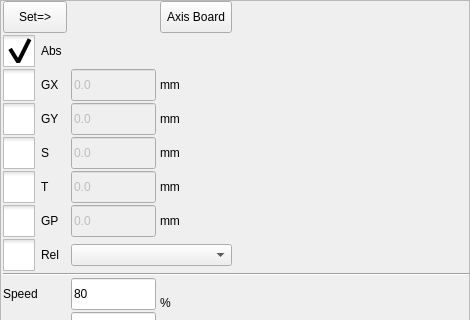
Before: the Qt Designer form hcinstruction/actionsettingframe_8.ui in GaussCheng/2-5AxisPunch, drawn with Qt 5; both pictures show x 0 to 470 and y 0 to 320 of the 470 by 688 pixel window.
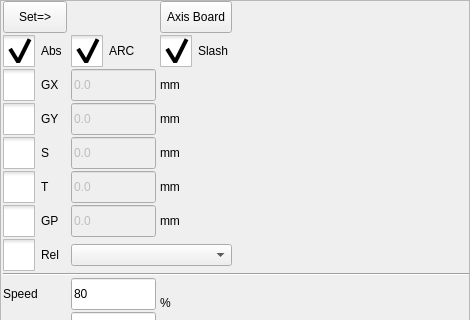
After: the same form once the commit is applied. Icons and pictures are not drawn. Custom widgets are drawn as their Qt base class.

Patch:
```diff
--- a/hcinstruction/actionsettingframe_8.ui
+++ b/hcinstruction/actionsettingframe_8.ui
@@ -657,6 +657,82 @@
      </property>
     </widget>
    </item>
+   <item row="1" column="1">
+    <widget class="QCheckBox" name="arcBox">
+     <property name="styleSheet">
+      <string notr="true">::indicator {
+     width: 32px;
+     height: 32px;
+ }
+
+::indicator:unchecked 
+{
+     image: url(:/resource/check_unchecked.png);
+ }
+::indicator:checked 
+{
+     image: url(:/resource/check_checked.png);
+ }
+
+::indicator:checked:disabled
+{
+ image: url(:/resource/check_checked_disable.png);
+}
+
+::indicator:unchecked:disabled
+{
+ image: url(:/resource/check_unchecked_disable.png);
+}</string>
+     </property>
+     <property name="text">
+      <string>ARC</string>
+     </property>
+     <property name="checkable">
+      <bool>true</bool>
+     </property>
+     <property name="checked">
+      <bool>true</bool>
+     </property>
+    </widget>
+   </item>
+   <item row="1" column="2">
+    <widget class="QCheckBox" name="slashBox">
+     <property name="styleSheet">
+      <string notr="true">::indicator {
+     width: 32px;
+     height: 32px;
+ }
+
+::indicator:unchecked 
+{
+     image: url(:/resource/check_unchecked.png);
+ }
+::indicator:checked 
+{
+     image: url(:/resource/check_checked.png);
+ }
+
+::indicator:checked:disabled
+{
+ image: url(:/resource/check_checked_disable.png);
+}
+
+::indicator:unchecked:disabled
+{
+ image: url(:/resource/check_unchecked_disable.png);
+}</string>
+     </property>
+     <property name="text">
+      <string>Slash</string>
+     </property>
+     <property name="checkable">
+      <bool>true</bool>
+     </property>
+     <property name="checked">
+      <bool>true</bool>
+     </property>
+    </widget>
+   </item>
   </layout>
  </widget>
  <customwidgets>
```
